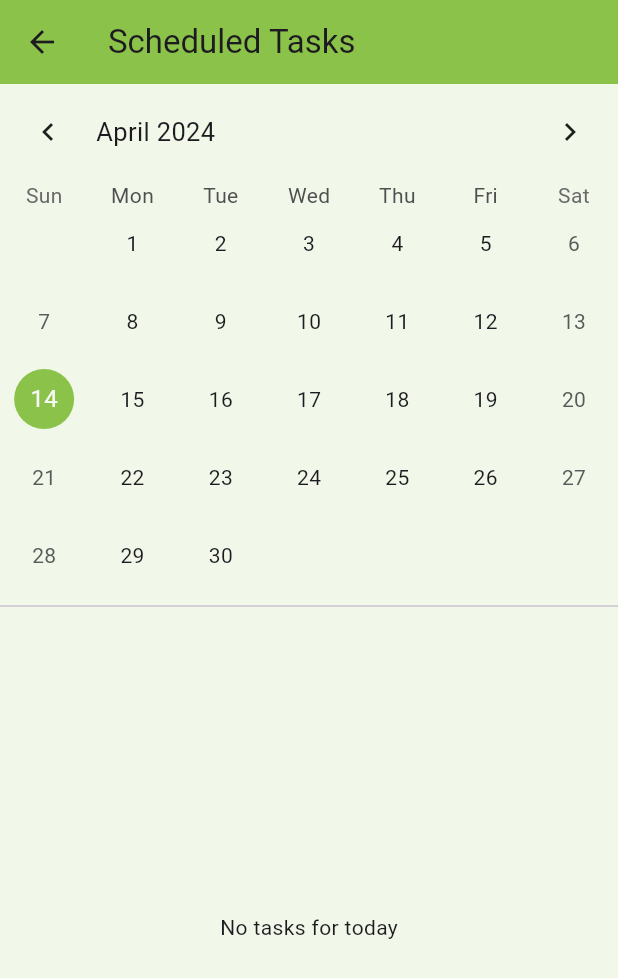
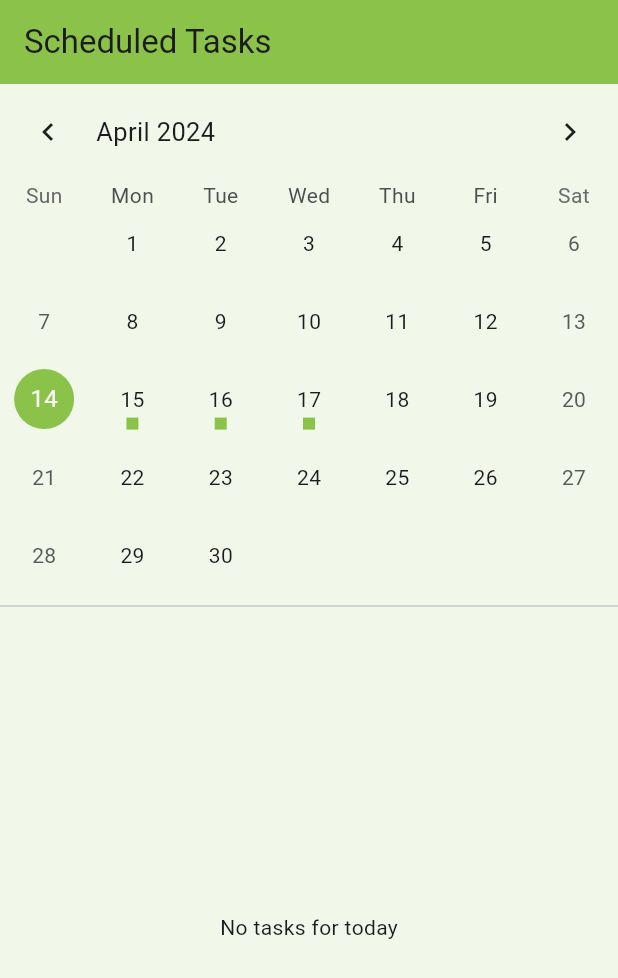
Before and after one commit to adi-paul-22/ksp_datathon, a Flutter app: the ScheduledTasksPage screen opened directly, on a phone screen of 412 x 824 dp. Shown: the top 978 px of the screen. Run offline on Flutter 3.47's test engine with Material 3 defaults, Android fonts, the phone set to English and light mode, and no system bars; drawn by our look-alikes of table_calendar; our stand-ins replace cloud_firestore, firebase_auth, firebase_core, firebase_database, firebase_storage, fl_chart and 5 more; accounts and stored records are empty.

Commit message:
update page

```diff
--- a/lib/features/user_auth/presentation/pages/scheduled_task_page.dart
+++ b/lib/features/user_auth/presentation/pages/scheduled_task_page.dart
@@ -2,7 +2,7 @@ import 'package:flutter/material.dart';
 import 'package:table_calendar/table_calendar.dart';
 
 class ScheduledTasksPage extends StatefulWidget {
-  const ScheduledTasksPage({super.key});
+  const ScheduledTasksPage({Key? key}) : super(key: key);
 
   @override
   _ScheduledTasksPageState createState() => _ScheduledTasksPageState();
@@ -18,8 +18,10 @@ class _ScheduledTasksPageState extends State<ScheduledTasksPage> {
   void initState() {
     super.initState();
     _scheduledTasks = {
-      // Example tasks, replace with your own logic and dat
-      DateTime.utc(2024, 3, 19): ['Beat: 4'],
+      DateTime.utc(2024, 3, 19): ['Beat: 4                                Morning Duty'],
+      DateTime.utc(2024, 4, 15): ['Beat: 3                                Evening Duty'],
+      DateTime.utc(2024, 4, 16): ['Beat: 2                                Morning Duty'],
+      DateTime.utc(2024, 4, 17): ['Beat: 10                               Night Duty'],
     };
 
     _selectedDay = _focusedDay;
@@ -33,6 +35,7 @@ class _ScheduledTasksPageState extends State<ScheduledTasksPage> {
       appBar: AppBar(
         title: const Text('Scheduled Tasks'),
         backgroundColor: Colors.lightGreen,
+        automaticallyImplyLeading: false,
       ),
       body: Column(
         children: [
@@ -45,17 +48,15 @@ class _ScheduledTasksPageState extends State<ScheduledTasksPage> {
               setState(() {
                 _selectedDay = selectedDay;
                 _focusedDay = focusedDay;
-                _selectedTasks = _scheduledTasks[_selectedDay!] ?? [];
+                _selectedTasks = _scheduledTasks[selectedDay] ?? [];
               });
             },
             eventLoader: (day) => _scheduledTasks[day] ?? [],
             calendarStyle: CalendarStyle(
-              // Customize the current date style
               todayDecoration: BoxDecoration(
                 color: Colors.blue,
                 shape: BoxShape.circle,
               ),
-              // Customize the selected date style
               selectedDecoration: BoxDecoration(
                 color: Colors.lightGreen,
                 shape: BoxShape.circle,
@@ -79,19 +80,12 @@ class _ScheduledTasksPageState extends State<ScheduledTasksPage> {
                     itemBuilder: (context, index) {
                       return Card(
                         child: ListTile(
-                title: Row(
-                  mainAxisAlignment: MainAxisAlignment.spaceBetween,
-                  children: [
-                    Text(_selectedTasks[index]), // Displays the task title
-                    const Text('beat: 4'), // Static content for demonstration
-                  ],
-                ),
+                          title: Text(_selectedTasks[index]), // Displays the task description
                         ),
                       );
                     },
                   ),
           ),
-
         ],
       ),
     );
```
Lines whose indentation alone changed are shown as unchanged.
